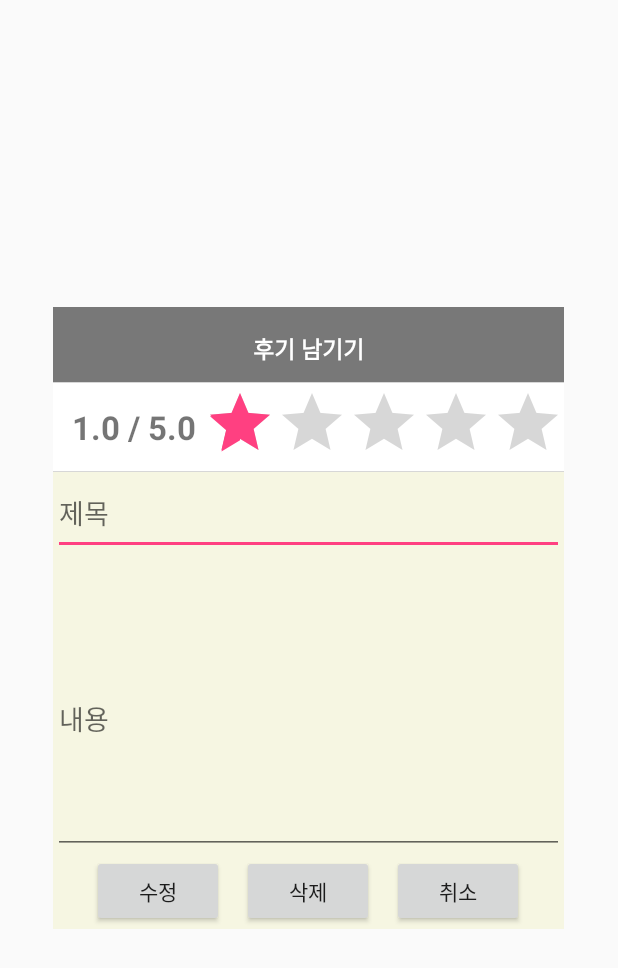
After one commit to junbrother93/Seomuk, an Android app: the layout activity_popup_review_modification.xml on its own in the app's theme, with its tools: preview values and no code run, on a phone screen of 412 x 824 dp. The commit adds this screen. Shown: the top 968 px of the screen. Run offline under Robolectric (Android 15) with nearby library versions, the phone set to English and light mode, and no system bars; network calls fail; Roboto replaces fonts that are not available here.

Commit message:
리뷰 작성, 리뷰 수정/삭제 부분 레이아웃 나눔

```diff
--- a/app/src/main/java/com/example/junhyeong/myapplication/Review/Review_modification_Activity.java
+++ b/app/src/main/java/com/example/junhyeong/myapplication/Review/Review_modification_Activity.java
@@ -38,7 +38,7 @@ import java.util.Map;
 public class Review_modification_Activity extends Activity {
 
     EditText ReviewTitle, ReviewBody;
-    Button btnModification, btnClose;
+    Button btnModification, btnDelete, btnClose;
     Intent intent, ActMypage;
     String title, body;
     int index, user_id, width, height, score, store_id;
@@ -48,7 +48,7 @@ public class Review_modification_Activity extends Activity {
     protected void onCreate(Bundle savedInstanceState) {
         super.onCreate(savedInstanceState);
         requestWindowFeature(Window.FEATURE_NO_TITLE);
-        setContentView(R.layout.activity_popup_review);
+        setContentView(R.layout.activity_popup_review_modification);
         intent = getIntent();
         ActMypage = new Intent(this, Select_MyPage_Activity.class);
         title = intent.getStringExtra("review_title");
@@ -62,8 +62,9 @@ public class Review_modification_Activity extends Activity {
 
         ReviewTitle = (EditText) findViewById(R.id.ReviewTitle);
         ReviewBody = (EditText) findViewById(R.id.ReviewBody);
-        btnModification = (Button) findViewById(R.id.YesBtn);
-        btnClose = (Button) findViewById(R.id.NoBtn);
+        btnModification = (Button) findViewById(R.id.btnModification);
+        btnDelete = (Button) findViewById(R.id.btnDelete);
+        btnClose = (Button) findViewById(R.id.btnClose);
         rating = (RatingBar) findViewById(R.id.ratingBar);
 
 
@@ -100,16 +101,13 @@ public class Review_modification_Activity extends Activity {
         ReviewTitle.setText(title);
         ReviewBody.setText(body);
 
-        btnModification.setText("수정");
-        btnClose.setText("닫기");
-
         // 수정 클릭하면 수정 되도록 (수정 버튼 누르면 수정버튼은 확인 버튼으로, 닫기 버튼은 취소 버튼으로)
         // 닫기 클릭하면 닫도록
         btnModification.setOnClickListener(new View.OnClickListener(){
             @Override
             public void onClick(View v) {
                 RequestQueue requestQueue = Volley.newRequestQueue(getApplicationContext());
-                StringRequest reviewStoreRequest = new StringRequest(Request.Method.DELETE, "http://13.124.127.124:3000/review", new Response.Listener<String>() {
+                StringRequest reviewDeleteRequest = new StringRequest(Request.Method.DELETE, "http://13.124.127.124:3000/review", new Response.Listener<String>() {
                     @Override
                     public void onResponse(String response) {
                         Log.d("reviewDeleteResponse", response.toString());
@@ -129,7 +127,7 @@ public class Review_modification_Activity extends Activity {
                         return params;
                     }
                 };
-                requestQueue.add(reviewStoreRequest);
+                requestQueue.add(reviewDeleteRequest);
 
                 try {
                     Thread.sleep(500);
@@ -170,6 +168,35 @@ public class Review_modification_Activity extends Activity {
                 finish();
             }
         });
+
+        btnDelete.setOnClickListener(new View.OnClickListener() {
+            @Override
+            public void onClick(View v) {
+                RequestQueue requestQueue = Volley.newRequestQueue(getApplicationContext());
+                StringRequest reviewDeleteRequest = new StringRequest(Request.Method.DELETE, "http://13.124.127.124:3000/review", new Response.Listener<String>() {
+                    @Override
+                    public void onResponse(String response) {
+                        Log.d("reviewDeleteResponse", response.toString());
+                    }
+                }, new Response.ErrorListener() {
+                    @Override
+                    public void onErrorResponse(VolleyError error) {
+                        Log.e("reviewDeleteResponse", ""+error);
+                    }
+
+                }) {
+                    @Override
+                    public Map getHeaders() throws AuthFailureError {
+                        Map params = new HashMap();
+                        params.put("user_id", Integer.toString(user_id));
+                        params.put("review_id", Integer.toString(index));
+                        return params;
+                    }
+                };
+                requestQueue.add(reviewDeleteRequest);
+                finish();
+            }
+        });
         btnClose.setOnClickListener(new View.OnClickListener() {
             @Override
             public void onClick(View v) {
--- /dev/null
+++ b/app/src/main/res/layout/activity_popup_review_modification.xml
@@ -0,0 +1,131 @@
+<?xml version="1.0" encoding="utf-8"?>
+<LinearLayout xmlns:android="http://schemas.android.com/apk/res/android"
+    xmlns:app="http://schemas.android.com/apk/res-auto"
+    android:layout_width="wrap_content"
+    android:layout_height="wrap_content"
+    android:layout_gravity="center"
+    android:orientation="vertical">
+
+    <LinearLayout
+        android:layout_width="match_parent"
+        android:layout_height="wrap_content"
+        android:background="#CCF5F5DC"
+        android:orientation="vertical">
+        <FrameLayout
+            android:layout_width="match_parent"
+            android:layout_height="50dp"
+            android:background="#787878">
+
+            <TextView
+                android:id="@+id/textView2"
+                android:layout_width="match_parent"
+                android:layout_height="match_parent"
+                android:paddingTop="16dp"
+                android:text="후기 남기기"
+                android:textAlignment="center"
+                android:textColor="#ffffff"
+                android:textSize="7pt"
+                android:textStyle="bold" />
+        </FrameLayout>
+
+
+        <LinearLayout
+            android:layout_width="match_parent"
+            android:layout_height="60dp"
+            android:layout_gravity="center"
+            android:background="@drawable/border"
+            android:orientation="horizontal">
+
+            <TextView
+                android:id="@+id/Value"
+                android:layout_width="wrap_content"
+                android:layout_height="match_parent"
+                android:layout_marginLeft="7dp"
+                android:paddingTop="15dp"
+                android:text=" 1.0 "
+                android:textAlignment="center"
+                android:textSize="10pt"
+                android:textStyle="bold" />
+            <TextView
+                android:id="@+id/textView13"
+                android:layout_width="wrap_content"
+                android:layout_height="match_parent"
+                android:paddingTop="15dp"
+                android:text="/ 5.0 "
+                android:textAlignment="center"
+                android:textSize="10pt"
+                android:textStyle="bold" />
+            <RatingBar
+                android:id="@+id/ratingBar"
+                android:layout_width="wrap_content"
+                android:layout_height="match_parent"
+                android:layout_gravity="center"
+                android:isIndicator="false"
+                android:numStars="5"
+                android:paddingTop="3dp"
+                android:rating="1"
+                android:stepSize="1" />
+        </LinearLayout>
+
+        <LinearLayout
+            android:layout_width="match_parent"
+            android:layout_height="wrap_content"
+            android:orientation="vertical">
+
+            <EditText
+                android:id="@+id/ReviewTitle"
+                android:layout_width="match_parent"
+                android:layout_height="55dp"
+                android:layout_weight="1"
+                android:hint="제목"
+                android:inputType="textPersonName" />
+            <TextView
+                android:id="@+id/NULL"
+                android:layout_width="match_parent"
+                android:layout_height="wrap_content"
+                android:layout_weight="1"
+                android:text="" />
+            <EditText
+                android:id="@+id/ReviewBody"
+                android:layout_width="match_parent"
+                android:layout_height="180dp"
+                android:ems="10"
+                android:hint="내용"
+                android:inputType="textPersonName" />
+        </LinearLayout>
+
+        <FrameLayout
+            android:layout_width="match_parent"
+            android:layout_height="50dp"
+            android:gravity="bottom"
+            android:orientation="horizontal">
+            <Button
+                android:id="@+id/btnModification"
+                android:layout_width="wrap_content"
+                android:layout_height="wrap_content"
+                android:layout_gravity="center"
+                android:layout_marginRight="100dp"
+                android:onClick="onClick"
+                android:text="수정">
+            </Button>
+
+            <Button
+                android:id="@+id/btnDelete"
+                android:layout_width="wrap_content"
+                android:layout_height="wrap_content"
+                android:layout_gravity="center"
+                android:onClick="onClick"
+                android:text="삭제">
+            </Button>
+
+            <Button
+                android:id="@+id/btnClose"
+                android:layout_width="wrap_content"
+                android:layout_height="wrap_content"
+                android:layout_gravity="center"
+                android:layout_marginLeft="100dp"
+                android:onClick="onClick"
+                android:text="취소" />
+        </FrameLayout>
+    </LinearLayout>
+</LinearLayout>
```
